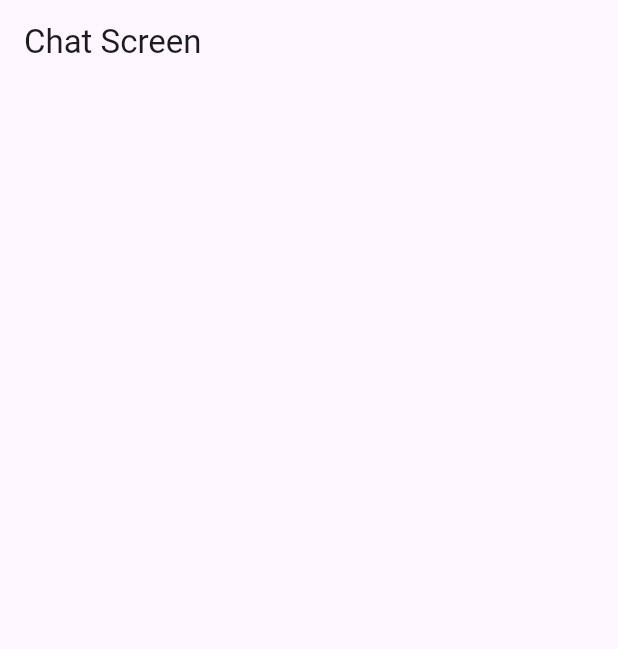
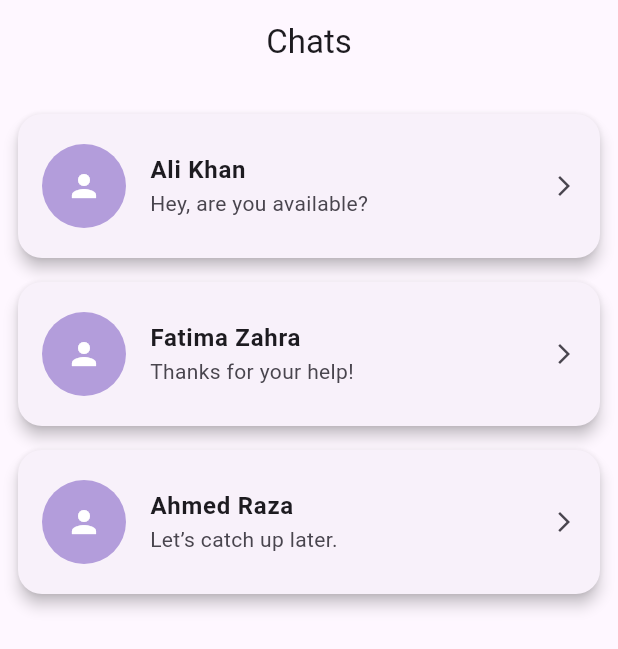
Before and after one commit to Hasnainhai/Help_Hive, a Flutter app: the ChatScreen screen opened directly, on a phone screen of 412 x 824 dp. Shown: the top 649 px of the screen. Run offline on Flutter 3.47's test engine with Material 3 defaults, Android fonts, the phone set to English and light mode, and no system bars; our stand-ins replace cloud_firestore, file_picker, firebase_auth, firebase_core, firebase_storage, get and 5 more; accounts and stored records are empty; network calls fail.

Commit message:
working in chat and chat detail screen

```diff
--- a/lib/chat/chat_screen.dart
+++ b/lib/chat/chat_screen.dart
@@ -1,11 +1,72 @@
-import 'package:flutter/cupertino.dart';
 import 'package:flutter/material.dart';
+import 'package:helpers_hive/chat/chat_detail_screen.dart';
 
 class ChatScreen extends StatelessWidget {
   const ChatScreen({super.key});
 
   @override
   Widget build(BuildContext context) {
-    return Scaffold(appBar: AppBar(title: Text('Chat Screen')));
+    final List<Map<String, String>> chatUsers = [
+      {'name': 'Ali Khan', 'lastMessage': 'Hey, are you available?'},
+      {'name': 'Fatima Zahra', 'lastMessage': 'Thanks for your help!'},
+      {'name': 'Ahmed Raza', 'lastMessage': 'Let’s catch up later.'},
+    ];
+
+    return Scaffold(
+      appBar: AppBar(
+        automaticallyImplyLeading: false,
+        title: const Text('Chats'),
+        backgroundColor: Colors.transparent,
+        elevation: 0,
+        centerTitle: true,
+      ),
+      body: ListView.builder(
+        padding: const EdgeInsets.all(12),
+        itemCount: chatUsers.length,
+        itemBuilder: (context, index) {
+          final user = chatUsers[index];
+          return Card(
+            elevation: 4,
+            shape: RoundedRectangleBorder(
+              borderRadius: BorderRadius.circular(16),
+            ),
+            margin: const EdgeInsets.symmetric(vertical: 8),
+            child: ListTile(
+              contentPadding: const EdgeInsets.symmetric(
+                horizontal: 16,
+                vertical: 12,
+              ),
+              leading: CircleAvatar(
+                radius: 28,
+                backgroundColor: Colors.deepPurple.shade200,
+                child: const Icon(Icons.person, color: Colors.white),
+              ),
+              title: Text(
+                user['name'] ?? '',
+                style: const TextStyle(
+                  fontWeight: FontWeight.bold,
+                  fontSize: 16,
+                ),
+              ),
+              subtitle: Text(
+                user['lastMessage'] ?? '',
+                maxLines: 1,
+                overflow: TextOverflow.ellipsis,
+              ),
+              trailing: const Icon(Icons.arrow_forward_ios, size: 16),
+              onTap: () {
+                // Navigate to chat details screen
+                Navigator.push(
+                  context,
+                  MaterialPageRoute(
+                    builder: (_) => ChatDetailScreen(userName: user['name']!),
+                  ),
+                );
+              },
+            ),
+          );
+        },
+      ),
+    );
   }
 }
--- a/lib/screen/application/applications_screen.dart
+++ b/lib/screen/application/applications_screen.dart
@@ -7,7 +7,7 @@ class ApplicationsScreen extends StatelessWidget {
 
   @override
   Widget build(BuildContext context) {
-    final controller = Get.put(ApplicationsController());
+    final controller = Get.find<ApplicationsController>();
     return Scaffold(
       appBar: AppBar(
         automaticallyImplyLeading: false,
@@ -29,7 +29,7 @@ class ApplicationsScreen extends StatelessWidget {
               elevation: 3,
               margin: EdgeInsets.symmetric(horizontal: 10, vertical: 10),
               child: Padding(
-                padding: EdgeInsetsGeometry.all(8),
+                padding: EdgeInsets.all(8),
                 child: ListTile(
                   leading: CircleAvatar(
                     backgroundImage: NetworkImage(application['imageUrl']),
```
Also changed, not shown: lib/chat/chat_detail_screen.dart (added, +83 -0 lines), lib/controller/help_seeker/applications_controller.dart (+9 -0 lines).
